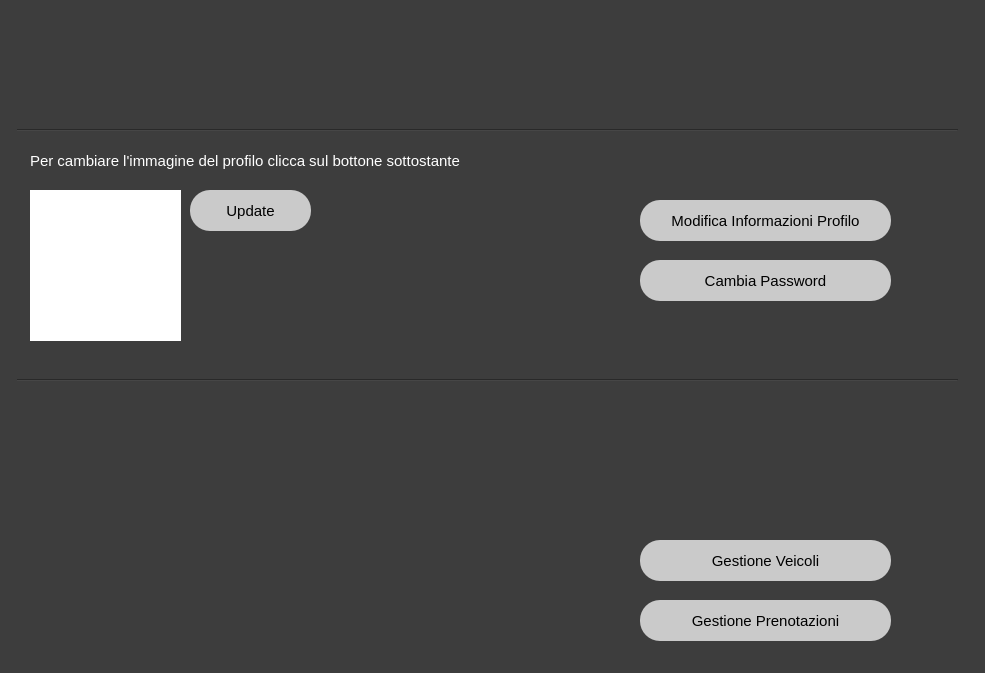
The window that Utente/VistaProfiloUtente.ui (riccardomalpiedi/parcheggio) describes before a commit, drawn with Qt 5.
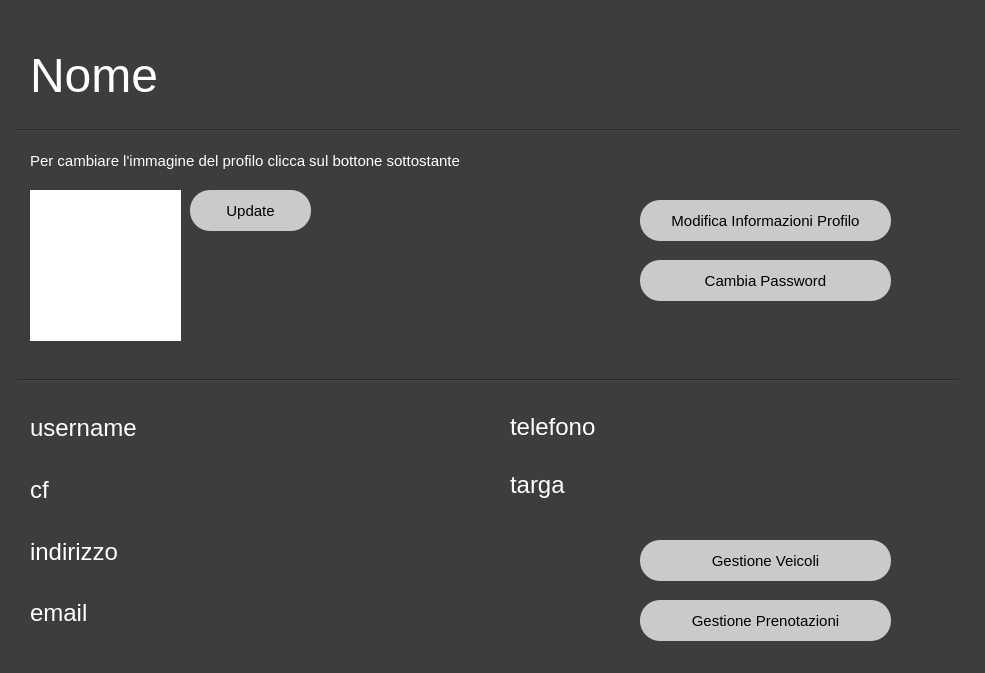
The same window after the commit.

Commit message: Interfaccia utente

Diff of the .ui file:
```diff
--- a/Utente/VistaProfiloUtente.ui
+++ b/Utente/VistaProfiloUtente.ui
@@ -22,7 +22,7 @@
     <rect>
      <x>30</x>
      <y>20</y>
-     <width>411</width>
+     <width>631</width>
      <height>111</height>
     </rect>
    </property>
@@ -30,7 +30,7 @@
     <string notr="true">color: rgb(255, 255, 255); font-size:36pt</string>
    </property>
    <property name="text">
-    <string/>
+    <string>Nome</string>
    </property>
   </widget>
   <widget class="QWidget" name="widget" native="true">
@@ -72,7 +72,7 @@
     <rect>
      <x>30</x>
      <y>130</y>
-     <width>441</width>
+     <width>621</width>
      <height>61</height>
     </rect>
    </property>
@@ -89,102 +89,6 @@
     <string>Per cambiare l'immagine del profilo clicca sul bottone sottostante</string>
    </property>
   </widget>
-  <widget class="QLabel" name="username_label">
-   <property name="geometry">
-    <rect>
-     <x>30</x>
-     <y>400</y>
-     <width>161</width>
-     <height>51</height>
-    </rect>
-   </property>
-   <property name="styleSheet">
-    <string notr="true">color: rgb(255, 255, 255); font-size:18pt</string>
-   </property>
-   <property name="text">
-    <string/>
-   </property>
-  </widget>
-  <widget class="QLabel" name="codice_fiscale_label">
-   <property name="geometry">
-    <rect>
-     <x>30</x>
-     <y>460</y>
-     <width>181</width>
-     <height>51</height>
-    </rect>
-   </property>
-   <property name="styleSheet">
-    <string notr="true">color: rgb(255, 255, 255); font-size:18pt</string>
-   </property>
-   <property name="text">
-    <string/>
-   </property>
-  </widget>
-  <widget class="QLabel" name="indirizzo_label">
-   <property name="geometry">
-    <rect>
-     <x>30</x>
-     <y>520</y>
-     <width>161</width>
-     <height>51</height>
-    </rect>
-   </property>
-   <property name="styleSheet">
-    <string notr="true">color: rgb(255, 255, 255); font-size:18pt</string>
-   </property>
-   <property name="text">
-    <string/>
-   </property>
-  </widget>
-  <widget class="QLabel" name="email_label">
-   <property name="geometry">
-    <rect>
-     <x>30</x>
-     <y>580</y>
-     <width>161</width>
-     <height>51</height>
-    </rect>
-   </property>
-   <property name="styleSheet">
-    <string notr="true">color: rgb(255, 255, 255); font-size:18pt</string>
-   </property>
-   <property name="text">
-    <string/>
-   </property>
-  </widget>
-  <widget class="QLabel" name="telefono_label">
-   <property name="geometry">
-    <rect>
-     <x>600</x>
-     <y>400</y>
-     <width>161</width>
-     <height>51</height>
-    </rect>
-   </property>
-   <property name="styleSheet">
-    <string notr="true">color: rgb(255, 255, 255); font-size:18pt</string>
-   </property>
-   <property name="text">
-    <string/>
-   </property>
-  </widget>
-  <widget class="QLabel" name="veicolo_label">
-   <property name="geometry">
-    <rect>
-     <x>600</x>
-     <y>460</y>
-     <width>161</width>
-     <height>51</height>
-    </rect>
-   </property>
-   <property name="styleSheet">
-    <string notr="true">color: rgb(255, 255, 255); font-size:18pt</string>
-   </property>
-   <property name="text">
-    <string/>
-   </property>
-  </widget>
   <widget class="QPushButton" name="gestione_veicoli_button">
    <property name="geometry">
     <rect>
@@ -301,6 +205,90 @@
     <enum>Qt::Horizontal</enum>
    </property>
   </widget>
+  <widget class="QWidget" name="">
+   <property name="geometry">
+    <rect>
+     <x>510</x>
+     <y>400</y>
+     <width>421</width>
+     <height>111</height>
+    </rect>
+   </property>
+   <layout class="QVBoxLayout" name="verticalLayout">
+    <item>
+     <widget class="QLabel" name="telefono_label">
+      <property name="styleSheet">
+       <string notr="true">color: rgb(255, 255, 255); font-size:18pt</string>
+      </property>
+      <property name="text">
+       <string>telefono</string>
+      </property>
+     </widget>
+    </item>
+    <item>
+     <widget class="QLabel" name="veicolo_label">
+      <property name="styleSheet">
+       <string notr="true">color: rgb(255, 255, 255); font-size:18pt</string>
+      </property>
+      <property name="text">
+       <string>targa</string>
+      </property>
+     </widget>
+    </item>
+   </layout>
+  </widget>
+  <widget class="QWidget" name="">
+   <property name="geometry">
+    <rect>
+     <x>30</x>
+     <y>400</y>
+     <width>431</width>
+     <height>241</height>
+    </rect>
+   </property>
+   <layout class="QVBoxLayout" name="verticalLayout_2">
+    <item>
+     <widget class="QLabel" name="username_label">
+      <property name="styleSheet">
+       <string notr="true">color: rgb(255, 255, 255); font-size:18pt</string>
+      </property>
+      <property name="text">
+       <string>username</string>
+      </property>
+     </widget>
+    </item>
+    <item>
+     <widget class="QLabel" name="codice_fiscale_label">
+      <property name="styleSheet">
+       <string notr="true">color: rgb(255, 255, 255); font-size:18pt</string>
+      </property>
+      <property name="text">
+       <string>cf</string>
+      </property>
+     </widget>
+    </item>
+    <item>
+     <widget class="QLabel" name="indirizzo_label">
+      <property name="styleSheet">
+       <string notr="true">color: rgb(255, 255, 255); font-size:18pt</string>
+      </property>
+      <property name="text">
+       <string>indirizzo</string>
+      </property>
+     </widget>
+    </item>
+    <item>
+     <widget class="QLabel" name="email_label">
+      <property name="styleSheet">
+       <string notr="true">color: rgb(255, 255, 255); font-size:18pt</string>
+      </property>
+      <property name="text">
+       <string>email</string>
+      </property>
+     </widget>
+    </item>
+   </layout>
+  </widget>
  </widget>
  <resources/>
  <connections/>
```
The commit also changes 9 other files.
